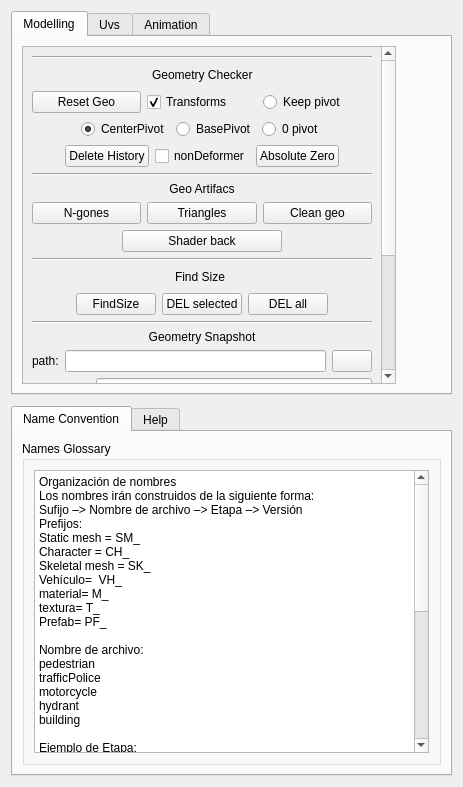
Before: the Qt Designer form toolbox/ui/main_ui.ui in pablodiazburgos/pdb_rigLib, drawn with Qt 5.
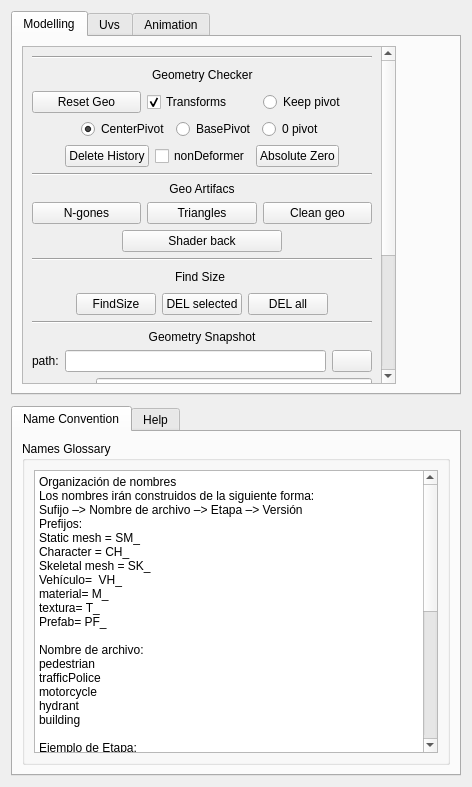
After: the same form once the commit is applied.

```diff
--- a/toolbox/ui/main_ui.ui
+++ b/toolbox/ui/main_ui.ui
@@ -6,7 +6,7 @@
    <rect>
     <x>0</x>
     <y>0</y>
-    <width>463</width>
+    <width>472</width>
     <height>787</height>
    </rect>
   </property>
```
Left out of the diff: 19 changed lines with no effect on the pictures.
